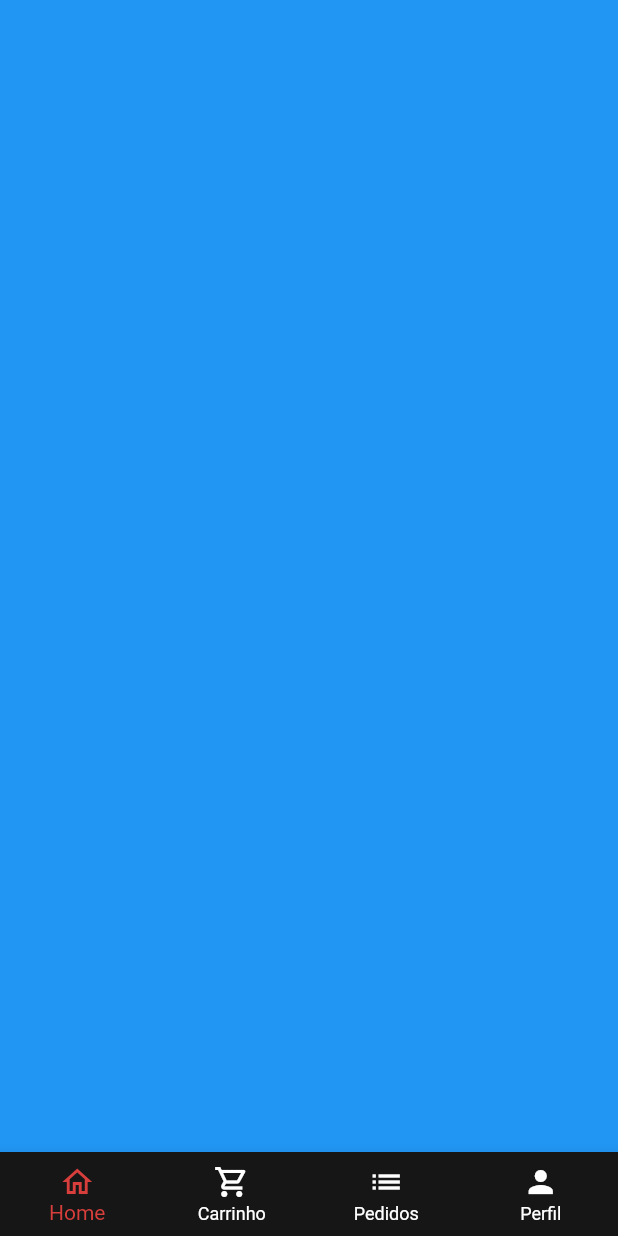
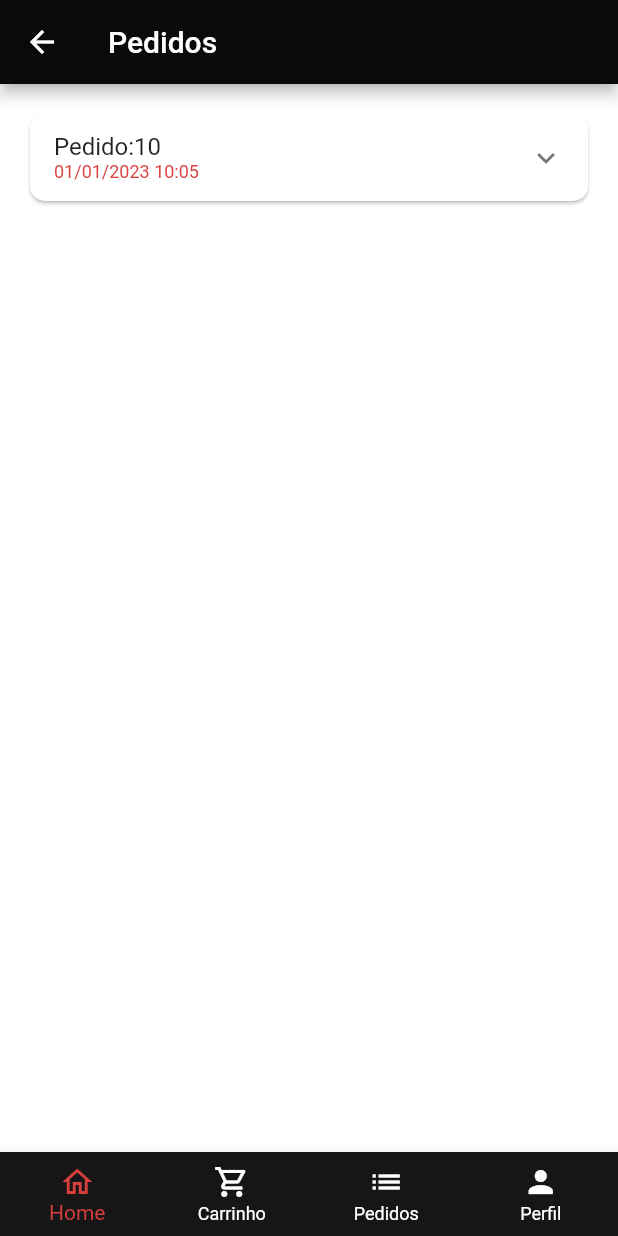
Before and after one commit to BrunoCarvalhoSI/app_oxesushi, a Flutter app: the TelaBase screen opened directly, swiped to page 3, on a phone screen of 412 x 824 dp. Run offline on Flutter 3.47's test engine with Material 2 defaults, Android fonts, the phone set to English and light mode, and no system bars; our stand-ins replace badges, mask_text_input_formatter.

Commit message:
tela de pedidos iniciando

```diff
--- a/lib/config/mock_dados.dart
+++ b/lib/config/mock_dados.dart
@@ -1,3 +1,5 @@
+import '../models/ModelPedidos.dart';
+import '../models/ModelUsuario.dart';
 import '../models/ModelItemCarrinho.dart';
 import '../models/ModelProduto.dart';
 
@@ -8,7 +10,6 @@ ModelProduto niguiriSalmao = ModelProduto(
   preco: 3.50,
   undMedida: "und",
 );
-
 ModelProduto niguiriBarrigaSalmao = ModelProduto(
   descricao: 'Arroz com fatia de Salmão Maçaricado',
   imageUrl: 'imagens/niguiriBarriga.png',
@@ -66,6 +67,14 @@ ModelProduto comboNutella = ModelProduto(
   undMedida: "und",
 );
 
+ModelUsuario usuario = ModelUsuario(
+  celular: '79 9 9919-4590',
+  cpf: '023.247.305.62',
+  email: 'brunocarvalhoifs@gmail.com',
+  nome: 'Bruno Carvalho',
+  senha: "123546",
+);
+
 List<ModelProduto> listaProdutos = [
   niguiriSalmao,
   niguiriBarrigaSalmao,
@@ -95,3 +104,27 @@ List<ModelItemCarrinho> itensCarrinho = [
   ModelItemCarrinho(item: hotSalmao, quantidade: 1),
   ModelItemCarrinho(item: hotRool, quantidade: 1),
 ];
+
+List<ModelPedido> pedidos = [
+  ModelPedido(
+    id: "10",
+    total: 50.0,
+    copyAndPaste: "dsasdaadsd",
+    dataCriacao: DateTime.parse(
+      '2023-01-01 10:05:10.250',
+    ),
+    validadeQRCode: DateTime.parse(
+      '2023-01-01 11:11:11.250',
+    ),
+    itensPedido: [
+      ModelItemCarrinho(item: comboHot30Pecas, quantidade: 5),
+      ModelItemCarrinho(item: comboPastel, quantidade: 1),
+      ModelItemCarrinho(item: niguiriBarrigaSalmao, quantidade: 10),
+      ModelItemCarrinho(item: niguiriSalmao, quantidade: 20),
+      ModelItemCarrinho(item: hotKani, quantidade: 10),
+      ModelItemCarrinho(item: hotRool, quantidade: 8),
+      ModelItemCarrinho(item: hotRool, quantidade: 8),
+      ModelItemCarrinho(item: hotRool, quantidade: 8),
+    ],
+  )
+];
--- /dev/null
+++ b/lib/models/ModelPedidos.dart
@@ -0,0 +1,22 @@
+// ignore: file_names
+import '../models/ModelItemCarrinho.dart';
+
+class ModelPedido {
+  String id;
+  DateTime dataCriacao;
+  DateTime validadeQRCode;
+  List<ModelItemCarrinho> itensPedido;
+  String statusPedido;
+  String copyAndPaste;
+  double total;
+
+  ModelPedido({
+    this.id,
+    this.dataCriacao,
+    this.validadeQRCode,
+    this.itensPedido,
+    this.statusPedido,
+    this.copyAndPaste,
+    this.total,
+  });
+}
--- a/lib/screens/base/tela_base.dart
+++ b/lib/screens/base/tela_base.dart
@@ -1,7 +1,10 @@
 import 'package:flutter/material.dart';
-import 'package:oxesushi_v1/screens/carrinho/tela_carrinho_tab.dart';
+
+import '../../componentes/custom_colors.dart';
+import '../carrinho/tela_carrinho_tab.dart';
 import '../base/tela_home_tab.dart';
-import '../../componentes/custom_colors.dart';
+import '../pedidos/tela_pedidos_tab.dart';
+import '../perfil/tela_perfil_tab.dart';
 
 class TelaBase extends StatefulWidget {
   const TelaBase({Key key}) : super(key: key);
@@ -20,15 +23,11 @@ class _TelaBaseState extends State<TelaBase> {
       body: PageView(
         physics: const NeverScrollableScrollPhysics(),
         controller: pageControler,
-        children: [
-          const TelaHome(),
+        children: const [
+          TelaHome(),
           TelaCarrinho(),
-          Container(
-            color: Colors.blue,
-          ),
-          Container(
-            color: Colors.purple,
-          )
+          TelaPedidos(),
+          TelaPerfil(),
         ],
       ),
       bottomNavigationBar: BottomNavigationBar(
--- a/lib/screens/carrinho/tela_carrinho_tab.dart
+++ b/lib/screens/carrinho/tela_carrinho_tab.dart
@@ -4,7 +4,6 @@ import 'package:oxesushi_v1/screens/carrinho/componentes/tile_carrinho.dart';
 import 'package:oxesushi_v1/services/utils_services.dart';
 import 'package:oxesushi_v1/config/mock_dados.dart' as mock;
 import '../../models/ModelItemCarrinho.dart';
-import 'package:flutter_easyloading/flutter_easyloading.dart';
 
 class TelaCarrinho extends StatefulWidget {
   const TelaCarrinho({Key key}) : super(key: key);
--- /dev/null
+++ b/lib/screens/pedidos/componentes/tile_pedido.dart
@@ -0,0 +1,44 @@
+import 'package:flutter/material.dart';
+import 'package:oxesushi_v1/componentes/custom_colors.dart';
+import 'package:oxesushi_v1/models/ModelPedidos.dart';
+import 'package:oxesushi_v1/services/utils_services.dart';
+
+class PedidoTile extends StatelessWidget {
+  final ModelPedido pedido;
+
+  PedidoTile({
+    Key key,
+    this.pedido,
+  }) : super(key: key);
+
+  final UtilsServices utilsServices = UtilsServices();
+
+  @override
+  Widget build(BuildContext context) {
+    return Card(
+      shape: RoundedRectangleBorder(
+        borderRadius: BorderRadius.circular(10),
+      ),
+      child: Theme(
+        data: Theme.of(context).copyWith(dividerColor: Colors.transparent),
+        child: ExpansionTile(
+          title: Column(
+            mainAxisSize: MainAxisSize.min,
+            crossAxisAlignment: CrossAxisAlignment.start,
+            children: [
+              Text('Pedido:${pedido.id}'),
+              Text(
+                utilsServices.formatDateTime(pedido.dataCriacao),
+                style: TextStyle(
+                  fontSize: 12,
+                  color: CustomColors.colorAppVermelho,
+                ),
+              ),
+            ],
+          ),
+          children: [],
+        ),
+      ),
+    );
+  }
+}
--- /dev/null
+++ b/lib/screens/pedidos/tela_pedidos_tab.dart
@@ -0,0 +1,24 @@
+import 'package:flutter/material.dart';
+import 'package:oxesushi_v1/config/mock_dados.dart' as mock;
+import 'package:oxesushi_v1/screens/pedidos/componentes/tile_pedido.dart';
+
+class TelaPedidos extends StatelessWidget {
+  const TelaPedidos({Key key}) : super(key: key);
+
+  @override
+  Widget build(BuildContext context) {
+    return Scaffold(
+      backgroundColor: Colors.white,
+      appBar: AppBar(
+        title: const Text("Pedidos"),
+      ),
+      body: ListView.separated(
+        padding: const EdgeInsets.all(16),
+        physics: const BouncingScrollPhysics(),
+        itemBuilder: (_, index) => PedidoTile(pedido: mock.pedidos[index]),
+        separatorBuilder: (_, index) => const SizedBox(height: 10),
+        itemCount: mock.pedidos.length,
+      ),
+    );
+  }
+}
--- a/lib/screens/tela_cadastro_usuario.dart
+++ b/lib/screens/tela_cadastro_usuario.dart
@@ -1,6 +1,6 @@
 import 'package:flutter/material.dart';
 import '../componentes/custom_colors.dart';
-import '../componentes/custom_text_field.dart';
+import '../widgets/custom_text_field.dart';
 
 import '../config/util.dart';
 
--- a/lib/screens/tela_login.dart
+++ b/lib/screens/tela_login.dart
@@ -3,7 +3,7 @@ import 'package:flutter/material.dart';
 import 'base/tela_base.dart';
 import '../screens/tela_cadastro_usuario.dart';
 import '../componentes/custom_colors.dart';
-import '../componentes/custom_text_field.dart';
+import '../widgets/custom_text_field.dart';
 import 'tela_detalhes_produto.dart';
 
 class Login extends StatefulWidget {
--- a/lib/services/utils_services.dart
+++ b/lib/services/utils_services.dart
@@ -1,8 +1,15 @@
 import 'package:intl/intl.dart';
+import 'package:intl/date_symbol_data_local.dart';
 
 class UtilsServices {
   String priceToCurrency(double preco) {
     NumberFormat numberFormat = NumberFormat.simpleCurrency(locale: 'pt_BR');
     return numberFormat.format(preco);
   }
+
+  String formatDateTime(DateTime data) {
+    initializeDateFormatting();
+    DateFormat dateFormat = DateFormat.yMd('pt_BR').add_Hm();
+    return dateFormat.format(data);
+  }
 }
--- a/lib/componentes/custom_text_field.dart
+++ b/lib/widgets/custom_text_field.dart
@@ -7,6 +7,7 @@ class CustomTextField extends StatefulWidget {
   final bool isSecret;
   final bool readOnly;
   final List<TextInputFormatter> inputFormatters;
+  final String textoInicial;
 
   const CustomTextField({
     Key key,
@@ -15,6 +16,7 @@ class CustomTextField extends StatefulWidget {
     this.isSecret = false,
     this.readOnly = false,
     this.inputFormatters,
+    this.textoInicial,
   }) : super(key: key);
 
   @override
@@ -36,6 +38,7 @@ class _CustomTextFieldState extends State<CustomTextField> {
     return Padding(
       padding: const EdgeInsets.only(bottom: 15),
       child: TextFormField(
+        initialValue: widget.textoInicial,
         inputFormatters: widget.inputFormatters,
         readOnly: widget.readOnly,
         obscureText: isObscure,
```
Also changed, not shown: lib/models/ModelPedido.dart (deleted, +0 -10 lines), lib/models/ModelUsuario.dart (+13 -3 lines), lib/screens/perfil/tela_perfil_tab.dart (added, +160 -0 lines), lib/screens/tela_pedido.dart (deleted).
